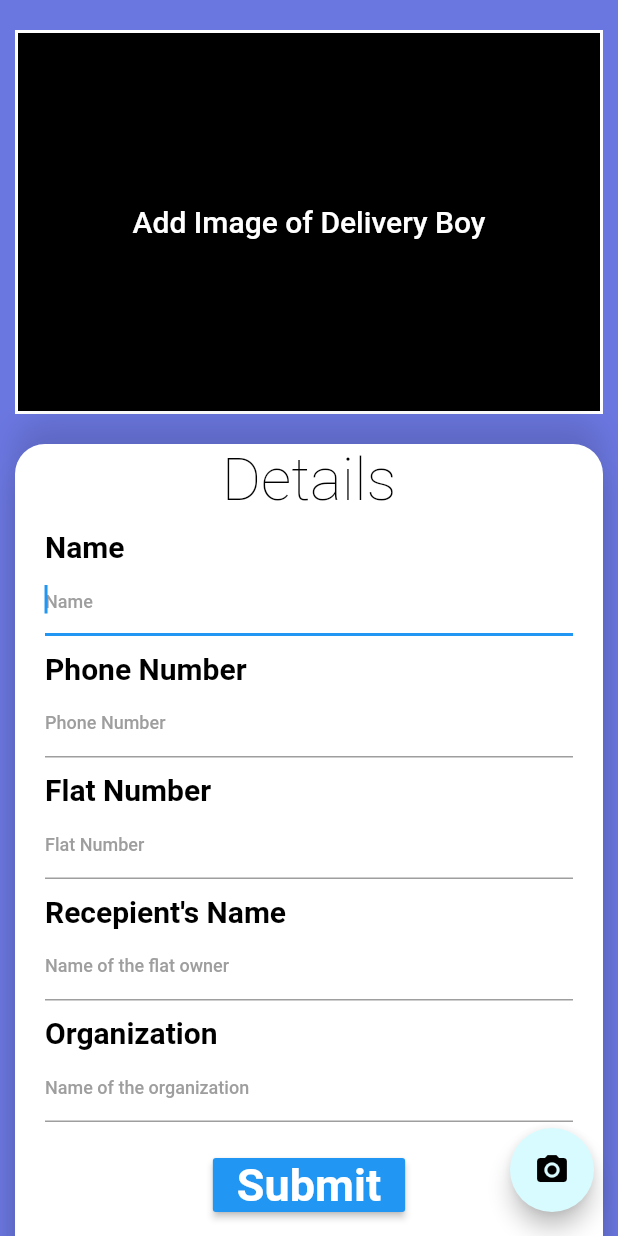
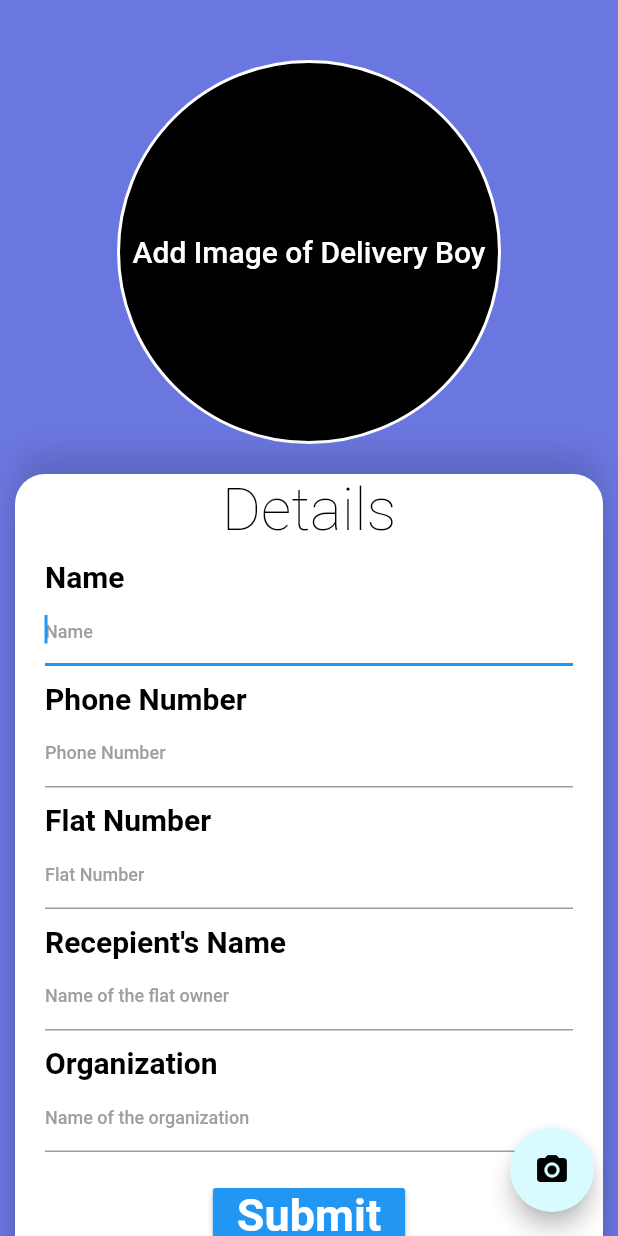
Before and after one commit to ritik-rathi/freelance_project, a Flutter app: the DeliveryPage screen opened by its route, on a phone screen of 412 x 824 dp. Run offline on Flutter 3.47's test engine with Material 2 defaults, Android fonts, the phone set to English and light mode, and no system bars; our stand-ins replace cloud_firestore, firebase_auth, image_picker; accounts and stored records are empty; Roboto replaces fonts that are missing (Raleway).

Commit message:
Minor Changes

```diff
--- a/lib/guard_screens/delivery_details.dart
+++ b/lib/guard_screens/delivery_details.dart
@@ -54,10 +54,12 @@ class _DeliveryPageState extends State<DeliveryPage> {
                   Navigator.push(context, focusRoute);
                 },
                 child: Container(
+                  margin: EdgeInsets.only(top: 20),
                     width: double.infinity,
                     height: 256.0,
                     decoration: BoxDecoration(
                         color: Colors.black,
+                        shape: BoxShape.circle,
                         border: Border.all(width: 2.0, color: Colors.white)),
                     child: Hero(
                       tag: "Focus",
--- a/lib/main.dart
+++ b/lib/main.dart
@@ -20,7 +20,7 @@ class MyApp extends StatelessWidget {
       debugShowCheckedModeBanner: false,
       title: 'HOMANTRA',
       theme: ThemeData(fontFamily: 'Raleway', primaryColor: Color(0xFF50CDFF)),
-      home: SplashScreen(),
+      home: NewVisitorPage(),
       routes: {
         '/newvisitor': (context) => NewVisitorPage(),
         '/user': (context) => Profile(),
```
Also changed, not shown: lib/guard_screens/otp.dart (+2 -147 lines).
